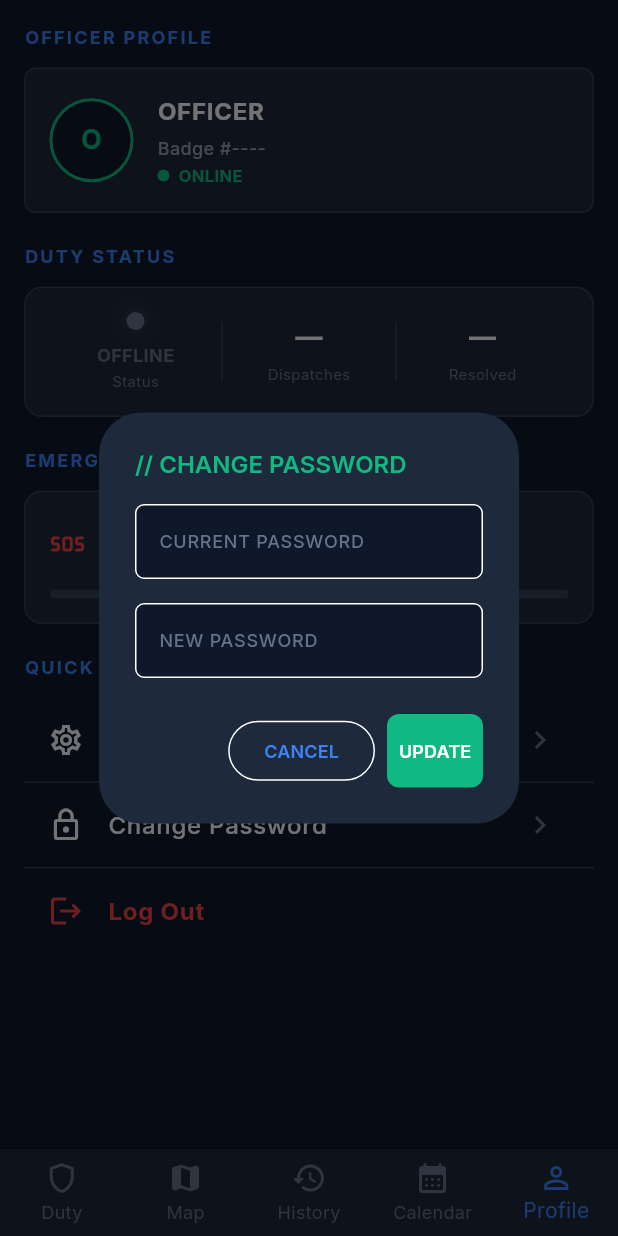
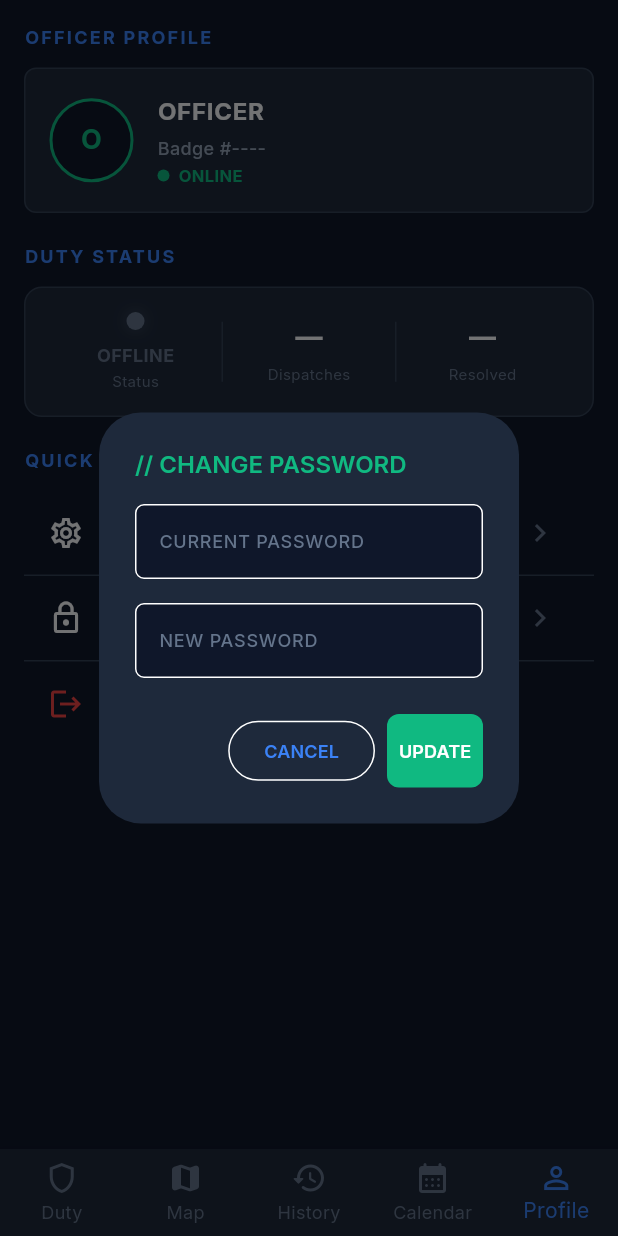
Before and after one commit to Ezhil948/RoadSOS, a Flutter app: the ProfileScreen screen opened by its route, after a tap on "Change Password", on a phone screen of 412 x 824 dp. Run offline on Flutter 3.47's test engine with Material 3 defaults, Android fonts, the phone set to English and light mode, and no system bars; our stand-ins replace audioplayers, connectivity_plus, dio, firebase_auth, firebase_core, fl_chart and 13 more; accounts and stored records are empty.

Commit message:
style(ui): remove empty state text, badge bg, action button gradients, and emergency section

```diff
--- a/officer_mobile_app/lib/features/home/home_screen.dart
+++ b/officer_mobile_app/lib/features/home/home_screen.dart
@@ -108,16 +108,9 @@ class HomeScreen extends ConsumerWidget {
                   style: Theme.of(context).textTheme.bodyLarge?.copyWith(fontWeight: FontWeight.w800, fontSize: 18, letterSpacing: 0.5),
                 ),
                 const SizedBox(height: 4),
-                Container(
-                  padding: const EdgeInsets.symmetric(horizontal: 8, vertical: 2),
-                  decoration: BoxDecoration(
-                    color: isDark ? const Color(0xFF0F172A) : const Color(0xFFF1F5F9),
-                    borderRadius: BorderRadius.circular(4),
-                  ),
-                  child: Text(
-                    'BADGE #${Hive.box('settings').get('badge_number', defaultValue: '----')}',
-                    style: const TextStyle(color: kDarkMuted, fontSize: 11, fontWeight: FontWeight.bold, letterSpacing: 1.0),
-                  ),
+                Text(
+                  'BADGE #${Hive.box('settings').get('badge_number', defaultValue: '----')}',
+                  style: TextStyle(color: isDark ? const Color(0xFF94A3B8) : const Color(0xFF64748B), fontSize: 12, fontWeight: FontWeight.bold, letterSpacing: 1.0),
                 ),
               ],
             ),
@@ -195,11 +188,6 @@ class HomeScreen extends ConsumerWidget {
                   const Text(
                     'No Recent Activity',
                     style: TextStyle(color: kDarkMuted, fontSize: 16, fontWeight: FontWeight.w600),
-                  ),
-                  const SizedBox(height: 8),
-                  Text(
-                    'Your shift timeline will appear here.',
-                    style: TextStyle(color: kDarkMuted.withOpacity(0.7), fontSize: 13),
                   ),
                 ],
               ),
@@ -333,7 +321,7 @@ class HomeScreen extends ConsumerWidget {
           child: _actionButton(
             Icons.add_circle_rounded,
             'Report Incident',
-            [const Color(0xFF34D399), const Color(0xFF059669)], // Brighter Emerald
+            [const Color(0xFF10B981), const Color(0xFF10B981)], // Solid Normal Green
             () => _showReportIncidentSheet(context, ref),
           ),
         ),
@@ -342,7 +330,7 @@ class HomeScreen extends ConsumerWidget {
           child: _actionButton(
             Icons.share_location_rounded,
             'Share Location',
-            [const Color(0xFF60A5FA), const Color(0xFF2563EB)], // Brighter Blue
+            [const Color(0xFF3B82F6), const Color(0xFF3B82F6)], // Solid Blue
             () => _showShareLocationSheet(context),
           ),
         ),
--- a/officer_mobile_app/lib/features/profile/profile_screen.dart
+++ b/officer_mobile_app/lib/features/profile/profile_screen.dart
@@ -467,11 +467,6 @@ class _ProfileScreenState extends ConsumerState<ProfileScreen> with SingleTicker
 
                     const SizedBox(height: 20),
 
-                    const SectionHeader(title: 'EMERGENCY'),
-                    _buildEmergencySOS(),
-
-                    const SizedBox(height: 20),
-
                     const SectionHeader(title: 'QUICK ACTIONS'),
                     _buildQuickActions(),
                   ],
```
